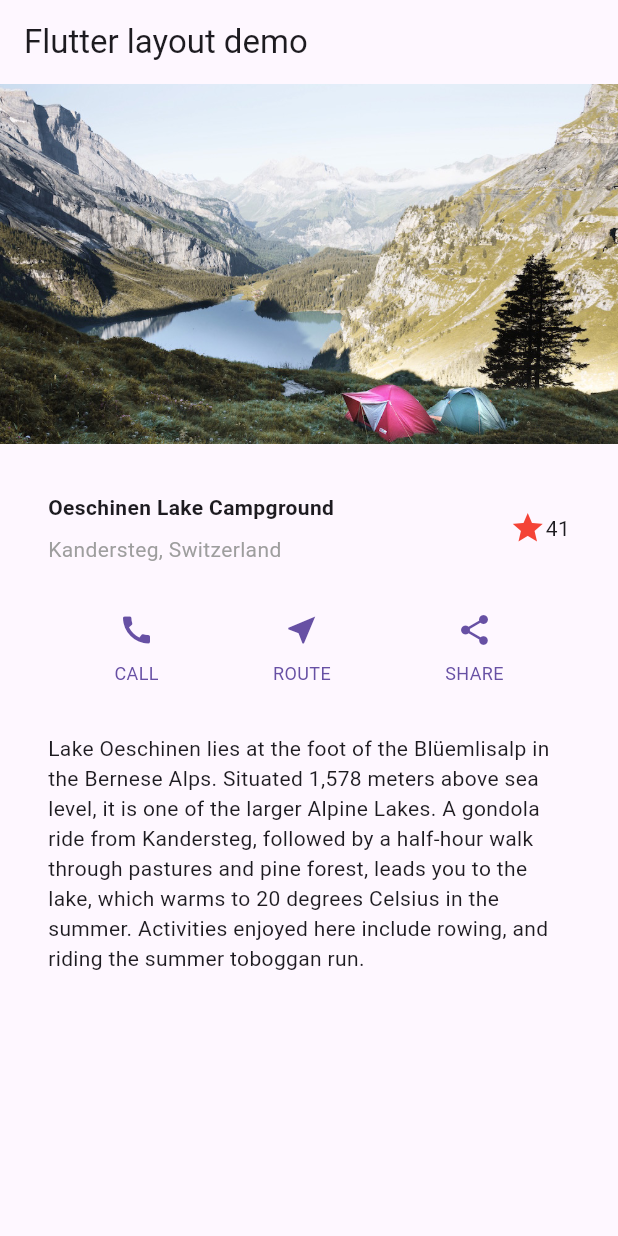
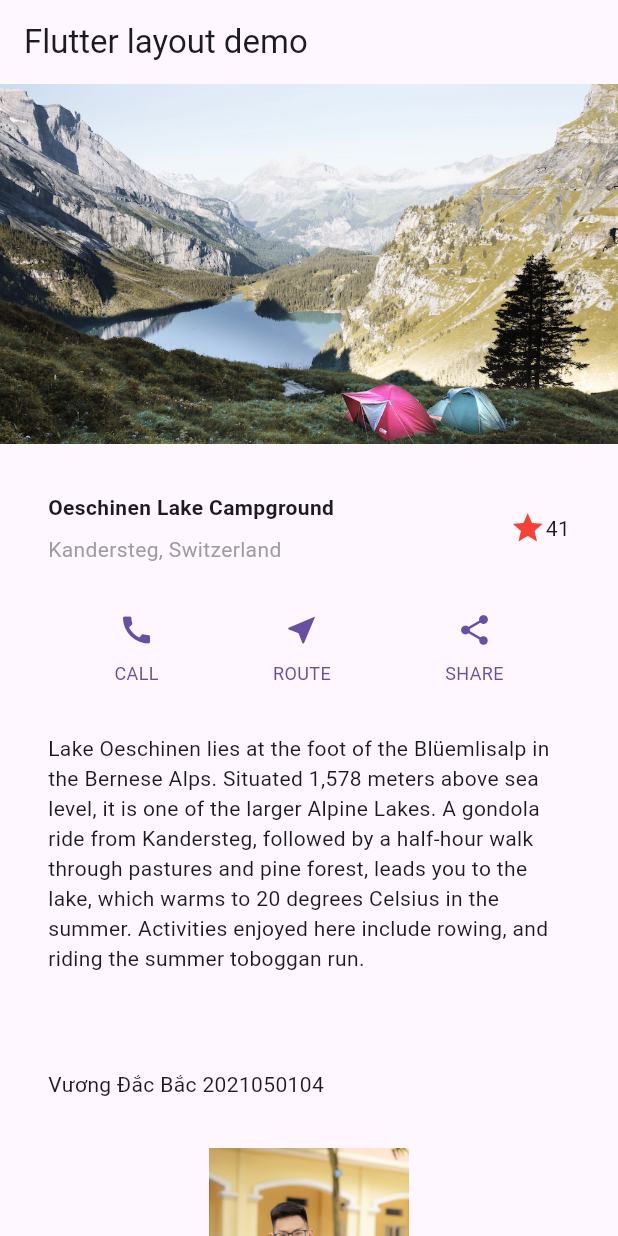
Before and after one commit to dacbac2702/lab03_build_layouts, a Flutter app: the screen it shows after launch, on a phone screen of 412 x 824 dp. Run offline on Flutter 3.47's test engine with Material 3 defaults, Android fonts, the phone set to English and light mode, and no system bars.

Commit message:
Update files

```diff
--- a/lib/main.dart
+++ b/lib/main.dart
@@ -74,6 +74,24 @@ class MyApp extends StatelessWidget {
       ),
     );
 
+    Widget textInfo = Container(
+      padding: const EdgeInsets.all(32),
+      child: const Text(
+        'Vương Đắc Bắc 2021050104',
+        softWrap: true,
+      ),
+    );
+
+    Widget imageInfo = Center(
+      child: Column(mainAxisAlignment: MainAxisAlignment.center, children: [
+        Image.asset(
+          'images/20200711-DUY_4312.jpg',
+          width: 200.0,
+          height: 200.0,
+        ),
+      ]),
+    );
+
     return MaterialApp(
       title: 'Flutter layout demo',
       home: Scaffold(
@@ -91,6 +109,8 @@ class MyApp extends StatelessWidget {
             titleSection,
             buttonSection,
             textSection,
+            textInfo,
+            imageInfo,
           ],
         ),
       ),
--- a/pubspec.yaml
+++ b/pubspec.yaml
@@ -55,6 +55,7 @@ flutter:
   uses-material-design: true
   assets:
     - images/lake.jpg
+    - images/20200711-DUY_4312.jpg
 
   # To add assets to your application, add an assets section, like this:
   # assets:
```
Also changed, not shown: images/20200711-DUY_4312.jpg (added).
